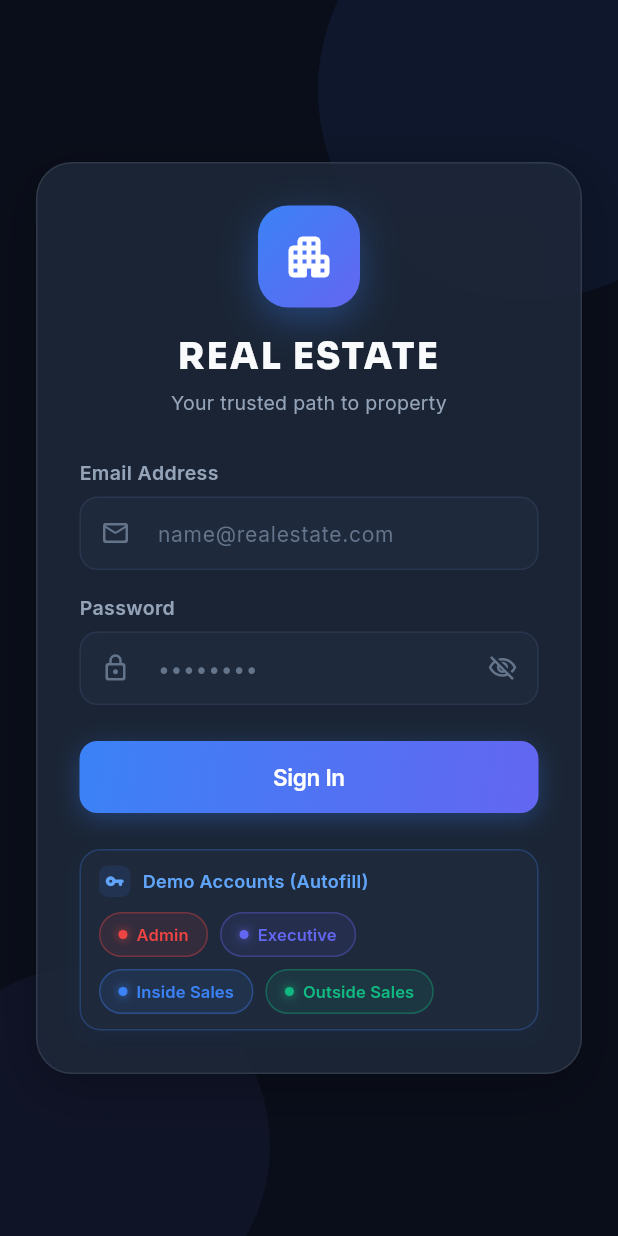
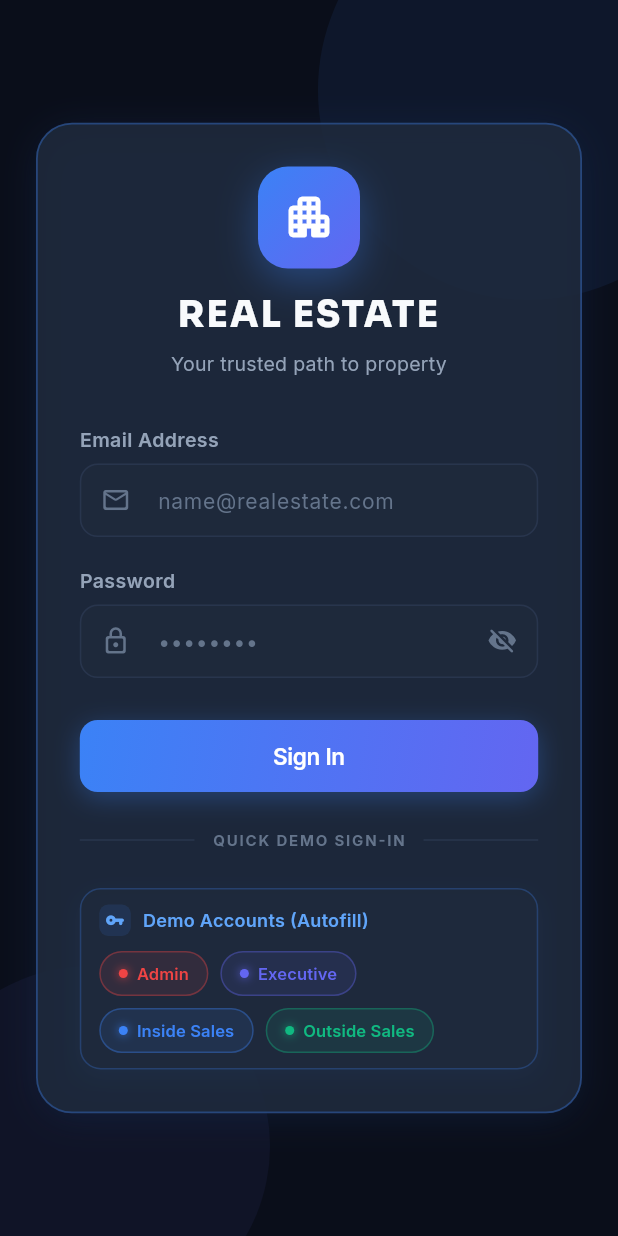
Before and after one commit to Adityaa9009/real-estate-sales-app, a Flutter app: the screen it shows after launch, on a phone screen of 412 x 824 dp. Run offline on Flutter 3.47's test engine with Material 3 defaults, Android fonts, the phone set to English and light mode, and no system bars; our stand-ins replace cloud_firestore, firebase_auth, firebase_core, firebase_storage, fl_chart, flutter_animate and 4 more; missing offline and left inert: record; accounts and stored records are empty.

Commit message:
style: refine login screen spacing rhythm, elevation and icons

```diff
--- a/app/lib/screens/login_screen.dart
+++ b/app/lib/screens/login_screen.dart
@@ -141,19 +141,10 @@ class _LoginScreenState extends State<LoginScreen> {
                 child: ConstrainedBox(
                   constraints: const BoxConstraints(maxWidth: 440),
                   child: Container(
-                    decoration: BoxDecoration(
-                      color: AppColors.surfaceLight.withAlpha(210),
-                      borderRadius: BorderRadius.circular(24),
-                      border: Border.all(
-                        color: Colors.white.withAlpha(25),
-                      ),
-                      boxShadow: [
-                        BoxShadow(
-                          color: Colors.black.withAlpha(60),
-                          blurRadius: 30,
-                          offset: const Offset(0, 10),
-                        ),
-                      ],
+                    decoration: CardStyles.primary(
+                      color: AppColors.surfaceLight.withAlpha(220),
+                      borderRadius: 24,
+                      glowColor: AppColors.primary,
                     ),
                     padding: const EdgeInsets.all(28),
                     child: Column(
@@ -183,7 +174,7 @@ class _LoginScreenState extends State<LoginScreen> {
                             ),
                           ),
                         ).safeAnimate(duration: const Duration(milliseconds: 400)),
-                        const SizedBox(height: 16),
+                        const SizedBox(height: 14),
                         Text(
                           'REAL ESTATE',
                           textAlign: TextAlign.center,
@@ -196,7 +187,7 @@ class _LoginScreenState extends State<LoginScreen> {
                         ).safeAnimate(
                           delay: const Duration(milliseconds: 80),
                         ),
-                        const SizedBox(height: 4),
+                        const SizedBox(height: 6),
                         Text(
                           'Your trusted path to property',
                           textAlign: TextAlign.center,
@@ -208,7 +199,7 @@ class _LoginScreenState extends State<LoginScreen> {
                         ).safeAnimate(
                           delay: const Duration(milliseconds: 140),
                         ),
-                        const SizedBox(height: 28),
+                        const SizedBox(height: 32),
 
                         // Error Box
                         if (_errorMessage != null) ...[
@@ -241,7 +232,7 @@ class _LoginScreenState extends State<LoginScreen> {
                               ],
                             ),
                           ),
-                          const SizedBox(height: 16),
+                          const SizedBox(height: 20),
                         ],
 
                         // Email Field
@@ -278,7 +269,7 @@ class _LoginScreenState extends State<LoginScreen> {
                         ).safeAnimate(
                           delay: const Duration(milliseconds: 200),
                         ),
-                        const SizedBox(height: 16),
+                        const SizedBox(height: 20),
 
                         // Password Field
                         Text(
@@ -313,8 +304,8 @@ class _LoginScreenState extends State<LoginScreen> {
                             suffixIcon: IconButton(
                               icon: Icon(
                                 _obscurePassword
-                                    ? Icons.visibility_off_outlined
-                                    : Icons.visibility_outlined,
+                                    ? Icons.visibility_off_rounded
+                                    : Icons.visibility_rounded,
                                 color: AppColors.textMuted,
                                 size: 20,
                               ),
@@ -326,7 +317,7 @@ class _LoginScreenState extends State<LoginScreen> {
                         ).safeAnimate(
                           delay: const Duration(milliseconds: 260),
                         ),
-                        const SizedBox(height: 24),
+                        const SizedBox(height: 28),
 
                         // Login Button
                         Container(
@@ -373,6 +364,28 @@ class _LoginScreenState extends State<LoginScreen> {
                           delay: const Duration(milliseconds: 300),
                         ),
 
+                        const SizedBox(height: 24),
+
+                        // Section divider before demo banner
+                        Row(
+                          children: [
+                            const Expanded(child: Divider(color: AppColors.surfaceBorder)),
+                            Padding(
+                              padding: const EdgeInsets.symmetric(horizontal: 12),
+                              child: Text(
+                                'QUICK DEMO SIGN-IN',
+                                style: GoogleFonts.inter(
+                                  fontSize: 10,
+                                  letterSpacing: 1.2,
+                                  fontWeight: FontWeight.w700,
+                                  color: AppColors.textMuted,
+                                ),
+                              ),
+                            ),
+                            const Expanded(child: Divider(color: AppColors.surfaceBorder)),
+                          ],
+                        ),
+
                         const SizedBox(height: 16),
 
                         // Demo Accounts Quick Tap Autofill
```
